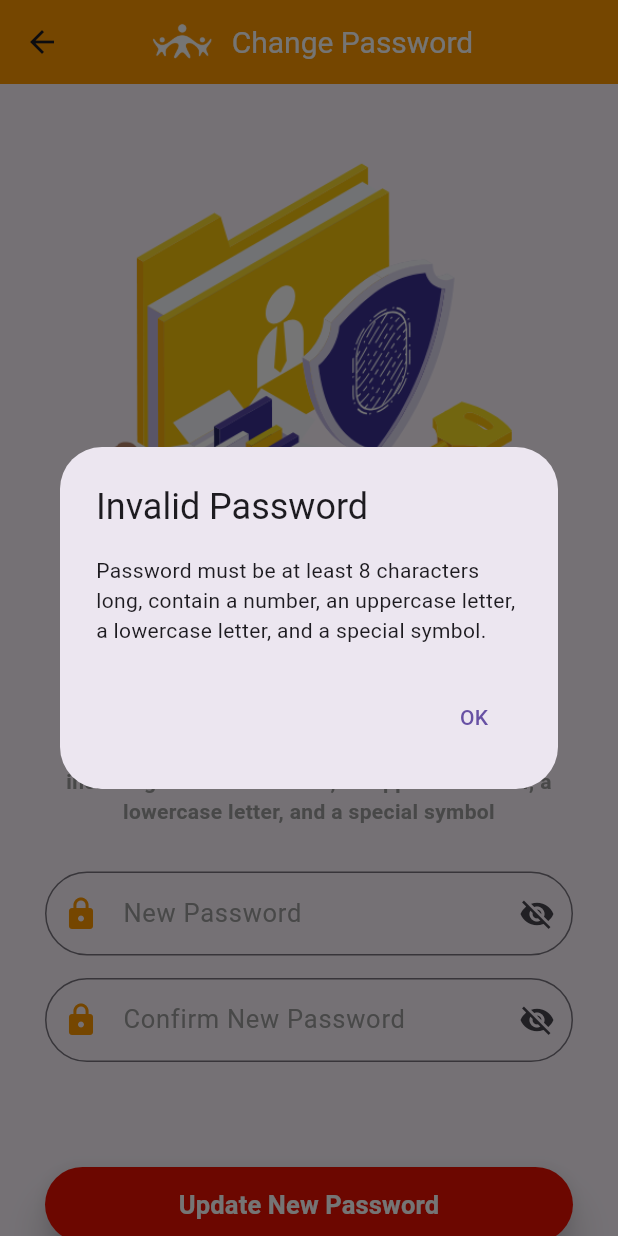
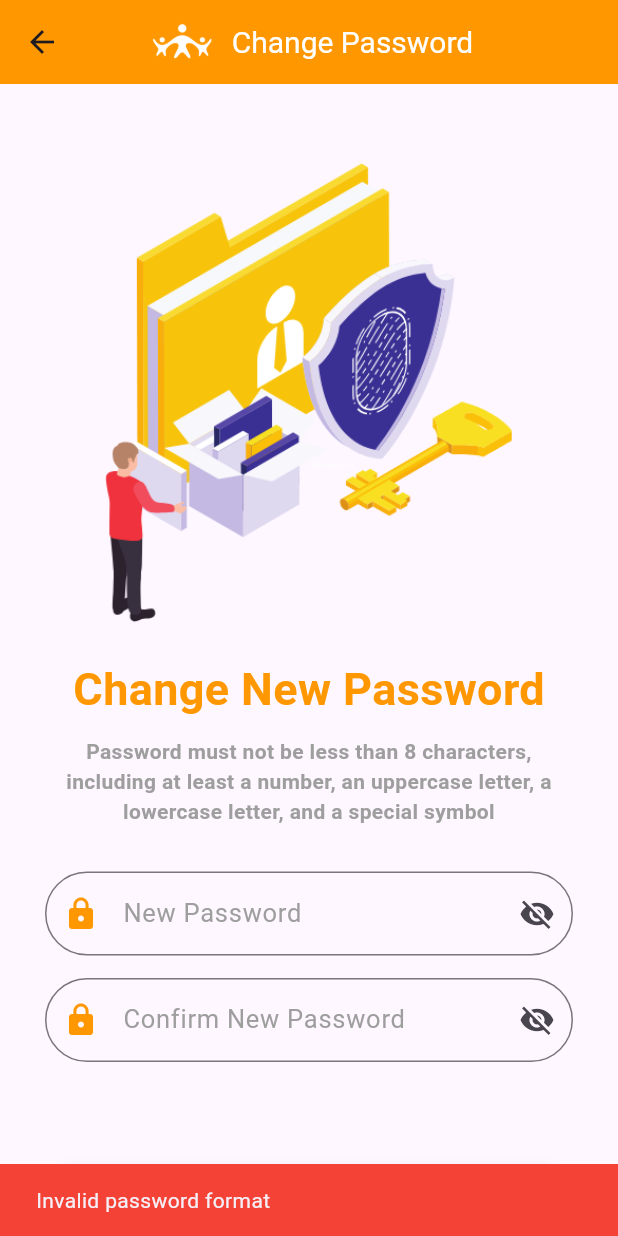
Before and after one commit to Yungjieee/MyMemberLink, a Flutter app: the ChangePassword screen opened directly with empty values, after a tap on "Update New Password", on a phone screen of 412 x 824 dp. Run offline on Flutter 3.47's test engine with Material 3 defaults, Android fonts, the phone set to English and light mode, and no system bars; our stand-ins replace firebase_auth, firebase_core, google_sign_in, pinput, shared_preferences; missing offline and left inert: email_otp, flutter_facebook_auth; accounts and stored records are empty.

```diff
--- a/aasignment_1/lib/myconfig.dart
+++ b/aasignment_1/lib/myconfig.dart
@@ -1,5 +1,5 @@
 class Myconfig {
-  static const  servername = "http://172.20.10.3";
+  static const  servername = "http://192.168.112.181";
 
 
 }
--- a/aasignment_1/lib/views/changePassword.dart
+++ b/aasignment_1/lib/views/changePassword.dart
@@ -162,44 +162,22 @@ class _ChangePasswordState extends State<ChangePassword> {
 
     // Password validation regex
     final passwordRegex = RegExp(r'^(?=.*[A-Z])(?=.*[a-z])(?=.*\d)(?=.*[@$!%*?&])[A-Za-z\d@$!%*?&]{8,}$');
-
     if (!passwordRegex.hasMatch(newPassword)) {
-      showDialog(
-        context: context,
-        builder: (context) => AlertDialog(
-          title: const Text("Invalid Password"),
-          content: const Text("Password must be at least 8 characters long, contain a number, an uppercase letter, a lowercase letter, and a special symbol."),
-          actions: [
-            TextButton(
-              onPressed: () => Navigator.pop(context),
-              child: const Text("OK"),
-            ),
-          ],
-        ),
-      );
+      ScaffoldMessenger.of(context).showSnackBar(const SnackBar(
+          content: Text("Invalid password format"),
+          backgroundColor: Colors.red,
+        ));
       return;
     }
 
     if (newPassword != confirmPassword) {
-      showDialog(
-        context: context,
-        builder: (context) => AlertDialog(
-          title: const Text("Passwords Do Not Match"),
-          content: const Text("The new password and confirmation password do not match."),
-          actions: [
-            TextButton(
-              onPressed: () => Navigator.pop(context),
-              child: const Text("OK"),
-            ),
-          ],
-        ),
-      );
+       ScaffoldMessenger.of(context).showSnackBar(const SnackBar(
+          content: Text("The new password and confirmation password do not match."),
+          backgroundColor: Colors.red,
+        ));
       return;
     }
     onUpdatePasswordDialog();
-
-    //UpdatePassword();
-
 
   }
 
--- a/aasignment_1/lib/views/login_screen.dart
+++ b/aasignment_1/lib/views/login_screen.dart
@@ -524,6 +524,10 @@ class _LoginScreenState extends State<LoginScreen> {
   Future<void> signInwithGoogle() async {
     try {
       await googleSignIn.signIn();
+      ScaffoldMessenger.of(context).showSnackBar(const SnackBar(
+            content: Text("Login Success"),
+            backgroundColor: Colors.green,
+          ));
     } catch (error) {
       print("Failed to Sign in with Google: $error");
     }
```
Also changed, not shown: aasignment_1/lib/views/main_screen.dart (+52 -2 lines), aasignment_1/lib/views/register_screen.dart (+10 -0 lines).
